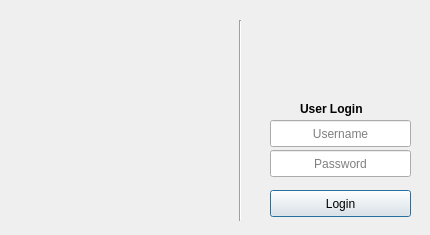
This is design/compmusic-login.ui in MTG/dunya-desktop as Qt 5 draws it before an edit. The edited form follows.
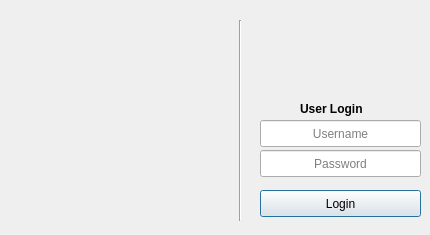
This is the edited form. Icons and pictures are not drawn.

Commit message: new design for makam is added

```diff
--- a/design/compmusic-login.ui
+++ b/design/compmusic-login.ui
@@ -70,9 +70,9 @@
   <widget class="QLineEdit" name="lineEdit_id">
    <property name="geometry">
     <rect>
-     <x>270</x>
+     <x>260</x>
      <y>120</y>
-     <width>141</width>
+     <width>161</width>
      <height>27</height>
     </rect>
    </property>
@@ -98,9 +98,9 @@
   <widget class="QPushButton" name="pushButton_login">
    <property name="geometry">
     <rect>
-     <x>270</x>
+     <x>260</x>
      <y>190</y>
-     <width>141</width>
+     <width>161</width>
      <height>27</height>
     </rect>
    </property>
@@ -179,9 +179,9 @@
   <widget class="QLineEdit" name="lineEdit_password">
    <property name="geometry">
     <rect>
-     <x>270</x>
+     <x>260</x>
      <y>150</y>
-     <width>141</width>
+     <width>161</width>
      <height>27</height>
     </rect>
    </property>
```
Left out of the diff: 11 changed lines with no effect on the pictures. The commit also changes 4 other files.
